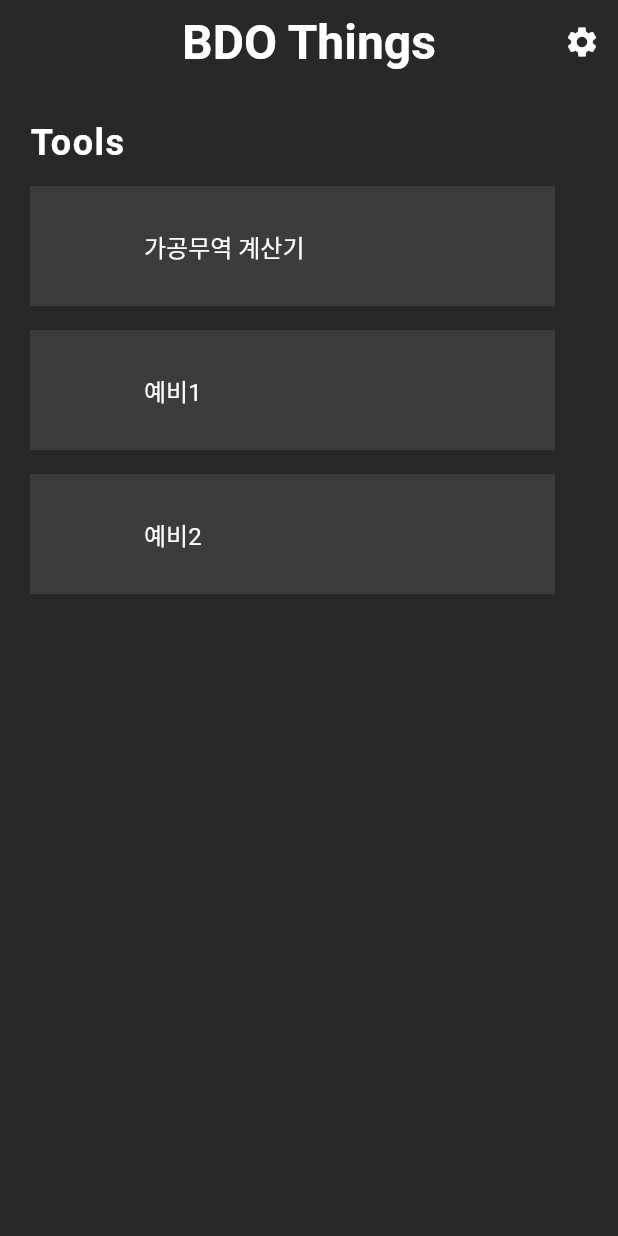
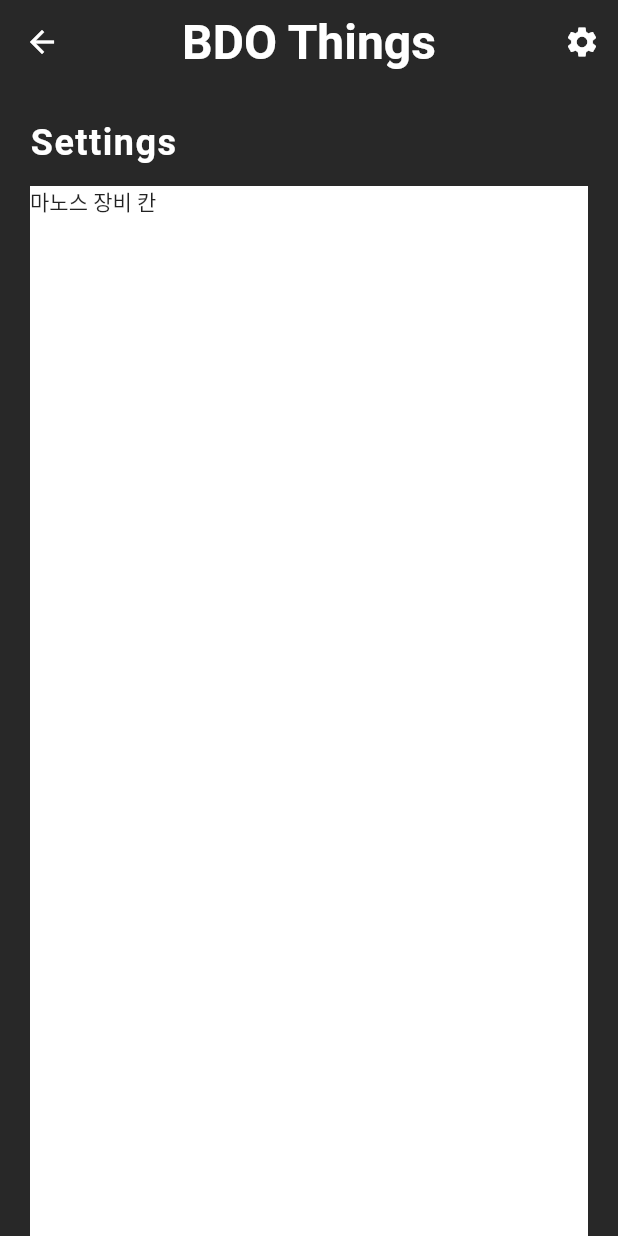
Before and after one commit to sms1875/BDO-Things, a Flutter app: the screen it shows after launch, after a tap on the "settings" icon, on a phone screen of 412 x 824 dp. Run offline on Flutter 3.47's test engine with Material 2 defaults, Android fonts, the phone set to English and light mode, and no system bars; missing offline and left inert: window_manager; network calls fail.

Commit message:
setting페이지 기본 디자인 appbar 설정

```diff
--- /dev/null
+++ b/lib/data/life_skill_data.dart
@@ -0,0 +1,74 @@
+List<Map<String, dynamic>> lifeSkillData =[
+  {
+    'name': '채집',
+    'lifeSkillLevel': 1,
+    'mastery': 0,
+    'subMastery':[
+      {'name': '벌목', 'mastery': 0},
+      {'name': '수액채취', 'mastery': 0},
+      {'name': '호미채집', 'mastery': 0},
+      {'name': '도축', 'mastery': 0},
+      {'name': '무두질', 'mastery': 0},
+      {'name': '채광', 'mastery': 0},
+      {'name': '물뜨기', 'mastery': 0},
+    ]
+  },
+  {
+    'name': '가공',
+    'lifeSkillLevel': 11,
+    'mastery': 0,
+    'subMastery':[
+      {'name': '흔들어 섞기', 'mastery': 0},
+      {'name': '빻기', 'mastery': 0},
+      {'name': '장작패기', 'mastery': 0},
+      {'name': '말리기', 'mastery': 0},
+      {'name': '솎아내기', 'mastery': 0},
+      {'name': '가열하기', 'mastery': 0},
+    ]
+  },
+  {
+    'name': '낚시',
+    'lifeSkillLevel': 22,
+    'mastery': 0,
+  },
+  {
+    'name': '수렵',
+    'lifeSkillLevel': 33,
+    'mastery': 0,
+  },
+  {
+    'name': '요리',
+    'lifeSkillLevel': 44,
+    'mastery': 0,
+  },
+  {
+    'name': '연금',
+    'lifeSkillLevel': 55,
+    'mastery': 0,
+  },
+  {
+    'name': '조련',
+    'lifeSkillLevel': 66,
+    'mastery': 0,
+  },
+  {
+    'name': '무역',
+    'lifeSkillLevel': 60,
+    'mastery': 0,
+  },
+  {
+    'name': '재배',
+    'lifeSkillLevel': 88,
+    'mastery': 0,
+  },
+  {
+    'name': '항해',
+    'lifeSkillLevel': 99,
+    'mastery': 0,
+  },
+  {
+    'name': '교역',
+    'lifeSkillLevel': 100,
+    'mastery': 0,
+  },
+];
--- a/lib/main.dart
+++ b/lib/main.dart
@@ -1,5 +1,6 @@
 import 'dart:io';
 import 'package:bdo_things/pages/home_page.dart';
+import 'package:bdo_things/pages/setting_page.dart';
 import 'package:flutter/material.dart';
 import 'package:window_manager/window_manager.dart';
 
@@ -22,8 +23,12 @@ class MyApp extends StatelessWidget {
       builder: (context, constraints) {
 
         return MaterialApp(
+
           debugShowCheckedModeBanner: false,
           home: HomePage(),
+          routes: {
+            '/setting_page': (context) => SettingPage(),
+          },
         );
       },
     );
--- a/lib/pages/base_page.dart
+++ b/lib/pages/base_page.dart
@@ -14,7 +14,13 @@ class BasePage extends StatelessWidget {
     return Scaffold(
       backgroundColor: Constants.backgroundColor,
       appBar: const CustomAppBar(),
-      body: Padding(
+      body: SingleChildScrollView(
+        child: ConstrainedBox(
+          constraints: BoxConstraints(
+            minHeight: MediaQuery.of(context).size.height - AppBar().preferredSize.height - MediaQuery.of(context).padding.top - MediaQuery.of(context).padding.bottom,
+            minWidth:  MediaQuery.of(context).size.width
+          ),
+          child: Padding(
             padding: Constants.pagePadding,
             child: Column(
               crossAxisAlignment: CrossAxisAlignment.start,
@@ -26,10 +32,10 @@ class BasePage extends StatelessWidget {
                     style: Constants.pageTitleTextStyle,
                   ),
                 ),
-            Expanded(
-                child: body
+                body,
+              ],
             ),
-          ],
+          ),
         ),
       ),
     );
--- /dev/null
+++ b/lib/pages/setting_page.dart
@@ -0,0 +1,20 @@
+import 'package:bdo_things/widgets/setting_widget.dart';
+import 'package:flutter/material.dart';
+
+import '../data/life_skill_data.dart';
+import 'base_page.dart';
+
+class SettingPage extends StatelessWidget {
+  const SettingPage({Key? key}) : super(key: key);
+
+
+  static const pageTitle = 'Settings';
+
+  @override
+  Widget build(BuildContext context) {
+    return BasePage(
+      pageTitle: SettingPage.pageTitle,
+      body: SettingWidget(lifeSkillData: lifeSkillData,)
+    );
+  }
+}
--- a/lib/utils/constants.dart
+++ b/lib/utils/constants.dart
@@ -2,6 +2,7 @@ import 'package:flutter/material.dart';
 
 class Constants {
   static const backgroundColor = Color.fromRGBO(40, 40, 40, 1);
+  static const widgetBackgroundColor = Color.fromRGBO(60, 60, 60, 1);
   static const pagePadding = EdgeInsets.symmetric(horizontal: 20, vertical: 10);
 
   static const TextStyle pageTitleTextStyle = TextStyle(
@@ -11,7 +12,7 @@ class Constants {
     fontWeight: FontWeight.bold,
   );
 
-  static const TextStyle tableTextStyle = TextStyle(
+  static const TextStyle widgetTextStyle = TextStyle(
     color: Colors.white,
     fontSize: 16,
     fontWeight: FontWeight.bold,
@@ -25,4 +26,7 @@ class Constants {
     '트렌트': {'발렌시아': 1.99, '아레하자': 2.15},
     '에페리아 항구': {'발렌시아': 1.94, '아레하자': 2.1},
   };
+
+  static const List<String> lifeSkillLevels = ['초급', '견습', '숙련','전문', '장인','명장','도인'];
+  static const List<int> masteryValues = [0, 10, 20, 30, 40, 50, 60, 70, 80, 90, 100];
 }
--- a/lib/widgets/custom_app_bar.dart
+++ b/lib/widgets/custom_app_bar.dart
@@ -13,7 +13,7 @@ class CustomAppBar extends StatelessWidget implements PreferredSizeWidget {
       centerTitle: true,
       title: InkWell(
         borderRadius: BorderRadius.circular(1.0),
-        onTap: Navigator.of(context).canPop() ? () => Navigator.of(context).pop() : null,
+        onTap: Navigator.of(context).canPop() ? () => Navigator.of(context).popUntil((route) => route.isFirst): null,
         child: const Text(
           'BDO Things',
           style: TextStyle(
@@ -28,9 +28,11 @@ class CustomAppBar extends StatelessWidget implements PreferredSizeWidget {
         IconButton(
           icon: const Icon(Icons.settings),
           onPressed: () {
-            print('Settings');
+            if (ModalRoute.of(context)?.settings.name != '/setting_page') {
+              Navigator.pushNamed(context, '/setting_page');
+            }
           },
-        ),
+        )
       ],
     );
   }
--- /dev/null
+++ b/lib/widgets/setting_widget.dart
@@ -0,0 +1,198 @@
+import 'package:flutter/material.dart';
+
+import '../utils/constants.dart';
+
+class SettingWidget extends StatefulWidget {
+  final List<Map<String, dynamic>> lifeSkillData;
+
+  const SettingWidget({Key? key, required this.lifeSkillData}) : super(key: key);
+
+  @override
+  _SettingWidgetState createState() => _SettingWidgetState();
+}
+
+class _SettingWidgetState extends State<SettingWidget> {
+  late List<Map<String, dynamic>> lifeSkillData;
+
+  @override
+  void initState() {
+    super.initState();
+    lifeSkillData = widget.lifeSkillData;
+  }
+
+  @override
+  Widget build(BuildContext context) {
+    return  Wrap(
+      spacing: 10.0,
+      runSpacing: 10.0,
+      alignment: WrapAlignment.end,
+      children: [
+        Container(
+          color: Colors.white,
+          child: Text('마노스 장비 칸'),
+          width: 560,
+          height: 900,
+        ),
+        Column(
+          children: [
+            for (final data in lifeSkillData.where((data) => data['subMastery'] != null))
+              ..._buildLifeSkillWidgets([data]),
+          ],
+        ),
+        Column(
+          children: [
+            for (final data in lifeSkillData.where((data) => data['subMastery'] == null))
+              ..._buildLifeSkillWidgets([data]),
+          ],
+        ),
+      ],
+    );
+
+  }
+
+  List<Widget> _buildLifeSkillWidgets(Iterable<Map<String, dynamic>> dataList) {
+    DropdownMenuItem<String> _buildStringDropdownMenuItem(String value) {
+      return DropdownMenuItem<String>(
+        value: value,
+        child: Text(value),
+      );
+    }
+
+    DropdownMenuItem<int> _buildIntDropdownMenuItem(int value) {
+      return DropdownMenuItem<int>(
+        value: value,
+        child: Text(value.toString()),
+      );
+    }
+
+    final widgetList = <Widget>[];
+    for (final data in dataList) {
+      widgetList.add(
+        Padding(
+          padding: EdgeInsets.all(10),
+          child: Container(
+            color: Constants.widgetBackgroundColor,
+            width: 540,
+            height: 80,
+            child: Padding(
+              padding: const EdgeInsets.symmetric(vertical: 10.0, horizontal: 20.0),
+              child: Row(
+                children: [
+                  Padding(
+                    padding: const EdgeInsets.only(right: 10.0),
+                    child: Text('icon'),
+                  ),
+                  Padding(
+                    padding: const EdgeInsets.only(right: 10.0),
+                    child: Text(data['name'], style: Constants.widgetTextStyle),
+                  ),
+                  DropdownButton<String>(
+                    value: _getLifeSkillName(data),
+                    onChanged: (newValue) {},
+                    items: Constants.lifeSkillLevels.map(_buildStringDropdownMenuItem).toList(),
+                  ),
+                  Padding(
+                    padding: const EdgeInsets.only(left: 10.0),
+                    child: DropdownButton<int>(
+                      value: _getLifeSkillLevel(data),
+                      onChanged: (newValue) {
+                        // 콜백에서의 처리가 필요한 경우 처리를 추가합니다.
+                      },
+                      items: List.generate(50, (index) => index + 1).map(_buildIntDropdownMenuItem).toList(),
+                    ),
+                  ),
+                  Spacer(),
+                  Text(
+                    '숙련도',
+                    style: Constants.widgetTextStyle,
+                  ),
+                  Padding(
+                    padding: const EdgeInsets.only(left: 10.0),
+                    child: Text(
+                      _getMastery(data).toString(),
+                      style: Constants.widgetTextStyle,
+                    ),
+                  ),
+                ],
+              ),
+            ),
+          ),
+        ),
+      );
+      if (data['subMastery'] != null) {
+        for (final subMastery in data['subMastery']) {
+          widgetList.add(
+            Padding(
+              padding: EdgeInsets.all(10),
+              child: SizedBox(
+                width: 550,
+                child: Padding(
+                  padding: const EdgeInsets.symmetric(horizontal: 20.0),
+                  child: Row(
+                    children: [
+                      Padding(
+                        padding: const EdgeInsets.only(right: 10.0),
+                        child: Text(
+                          subMastery['name'],
+                          style: Constants.widgetTextStyle,
+                        ),
+                      ),
+                      Spacer(),
+                      Padding(
+                        padding: const EdgeInsets.only(right: 5.0),
+                        child: Text('${_getMastery(data)}',
+                          style: Constants.widgetTextStyle,
+                        ),
+                      ),
+                    ],
+                  ),
+                ),
+              ),
+            ),
+          );
+        }
+      }
+    }
+    return widgetList;
+  }
+
+  String _getLifeSkillName(Map<String, dynamic> data) {
+    int lifeSkillLevel = data['lifeSkillLevel'];
+    int index = 0;
+    if (lifeSkillLevel >= 10) {
+      if (lifeSkillLevel <= 20) {
+        index = 1;
+      } else if (lifeSkillLevel <= 30) {
+        index = 2;
+      } else if (lifeSkillLevel <= 40) {
+        index = 3;
+      } else if (lifeSkillLevel <= 50) {
+        index = 4;
+      } else if (lifeSkillLevel <= 80) {
+        index = 5;
+      } else {
+        index = 6;
+      }
+    }
+    return Constants.lifeSkillLevels[index];
+  }
+
+  int _getLifeSkillLevel(Map<String, dynamic> data){
+    int lifeSkillLevel = data['lifeSkillLevel'];
+    int levelThreshold = lifeSkillLevel <= 50 ? 10 : lifeSkillLevel <= 80 ? 50 : 80;
+    return lifeSkillLevel % levelThreshold;
+  }
+
+  int _getMastery(Map<String, dynamic> data) {
+    int lifeSkillLevel = data['lifeSkillLevel'];
+    int mastery;
+    if (lifeSkillLevel <= 10) {
+      mastery = lifeSkillLevel*5;
+    } else if (lifeSkillLevel <= 40) {
+      mastery = lifeSkillLevel*10 - 50;
+    } else {
+      mastery = lifeSkillLevel*5 + 150;
+    }
+    return mastery;
+  }
+}
--- a/lib/widgets/tool_widget.dart
+++ b/lib/widgets/tool_widget.dart
@@ -1,5 +1,6 @@
 import 'package:flutter/material.dart';
 
+import '../utils/constants.dart';
 import '../utils/page_map.dart';
 
 class ToolWidget extends StatelessWidget {
@@ -36,9 +37,7 @@ class ToolWidget extends StatelessWidget {
       width: 350,
       height: 80,
       padding: const EdgeInsets.all(10.0),
-      decoration: BoxDecoration(
-        color: const Color.fromRGBO(60, 60, 60, 1),
-      ),
+      color : Constants.widgetBackgroundColor,
       child: Row(
         children: [
           _buildToolImage(data['image']),
@@ -47,10 +46,7 @@ class ToolWidget extends StatelessWidget {
             child: Text(
               data['name']!,
               textAlign: TextAlign.left,
-              style: const TextStyle(
-                color: Colors.white,
-                fontSize: 16,
-              ),
+              style: Constants.widgetTextStyle
             ),
           ),
         ],
--- a/lib/widgets/trade_crate_calculator_widget.dart
+++ b/lib/widgets/trade_crate_calculator_widget.dart
@@ -1,5 +1,6 @@
 import 'package:flutter/material.dart';
 
+import '../data/life_skill_data.dart';
 import '../data/trade_crate__calculator_data.dart';
 import '../get_world_market_search_list_api.dart';
 import '../utils/constants.dart';
@@ -87,7 +88,7 @@ class _TradeCrateCalculatorWidgetState extends State<TradeCrateCalculatorWidget>
   }
 
   int _calculateSellingPrice(int originalPrice) {
-    double bargainBonus=1.35;//0.05+무역레벨
+    num bargainBonus = 1 + (lifeSkillData.firstWhere((data) => data['name'] == '채집')['lifeSkillLevel'] * 0.5);
     double desertBonus=1.5;
     final destanceBonus = Constants.distanceBonus[selectedOriginRoute]?[selectedDestinationRoute] ?? 1;
     int result = (originalPrice * (destanceBonus*desertBonus*bargainBonus)).toInt();
@@ -96,26 +97,33 @@ class _TradeCrateCalculatorWidgetState extends State<TradeCrateCalculatorWidget>
 
   @override
   Widget build(BuildContext context) {
-    return SingleChildScrollView(
-      scrollDirection: Axis.vertical,
-      child: Column(
+    return Wrap(
         children: [
           isLoading
               ? const Center(child: CircularProgressIndicator())
               : Column(
             children: [
               _buildDropdown(),
-              _buildTable(),
+              SingleChildScrollView(
+                scrollDirection: Axis.horizontal,
+                child: _buildTable(),
+              ),
+              Container(
+                padding: const EdgeInsets.all(8.0),
+                child: Text(
+                  '※ 거래소 가격은 시작가를 기준으로 계산되었습니다.',
+                  style: TextStyle(color: Colors.red),
+                ),
+              ),
             ],
           ),
         ],
-      ),
     );
   }
 
   Widget _buildTable() {
     return DataTable(
-      dataRowHeight: 60.0,
+      dataRowMinHeight: 60.0,
       columns: [
         DataColumn(label: Text('')),
         DataColumn(label: Text('이름')),
--- a/pubspec.yaml
+++ b/pubspec.yaml
@@ -37,7 +37,7 @@ dependencies:
   cupertino_icons: ^1.0.2
   google_fonts: ^4.0.3
   http: ^0.13.5
-  window_manager: ^0.2.7
+  window_manager: ^0.3.1
 
 dev_dependencies:
   flutter_test:
```
Also changed, not shown: pubspec.lock. Lines whose indentation alone changed are shown as unchanged.
